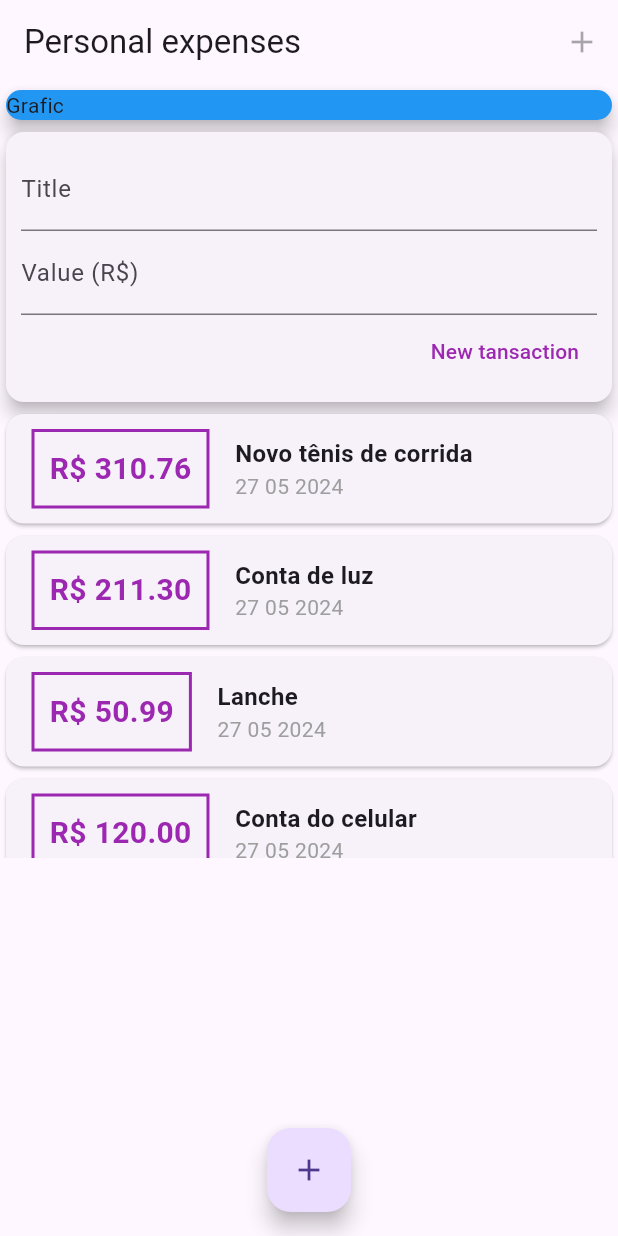
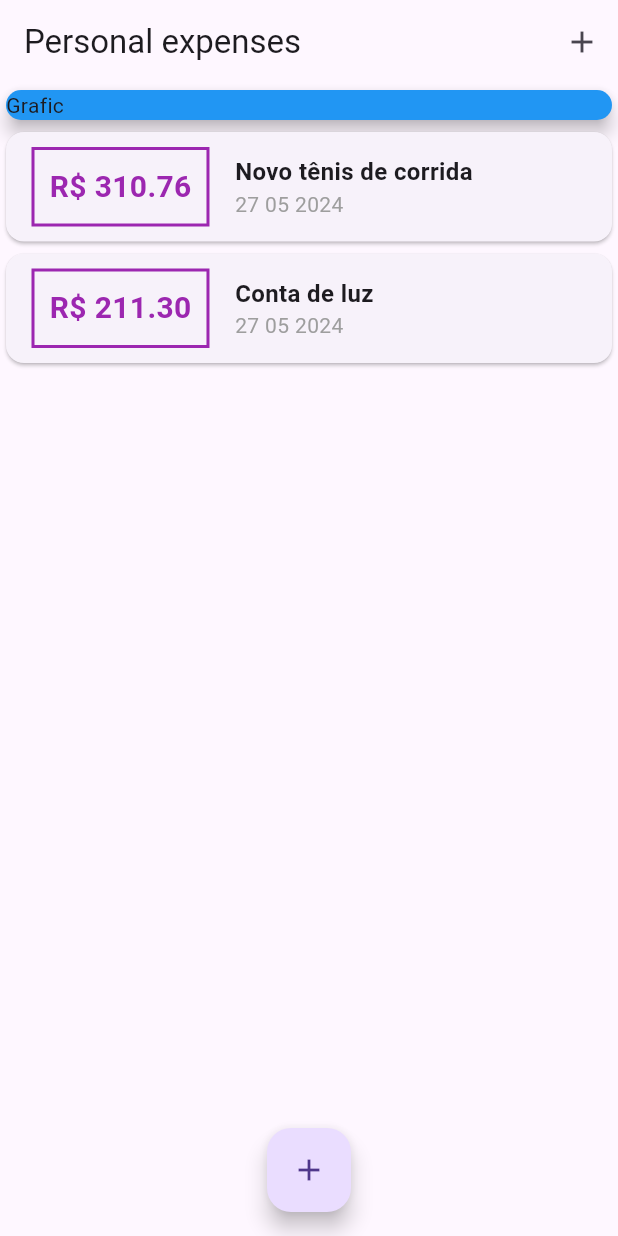
Before and after one commit to predrohr/Expenses-App, a Flutter app: the screen it shows after launch, on a phone screen of 412 x 824 dp. Run offline on Flutter 3.47's test engine with Material 3 defaults, Android fonts, the phone set to English and light mode, and no system bars.

```diff
--- a/lib/components/transaction_user.dart
+++ /dev/null
@@ -1,54 +0,0 @@
-import 'dart:math';
-
-import 'package:flutter/material.dart';
-import '../models/transaction.dart';
-import 'transaction_form.dart';
-import 'transaction_list.dart';
-
-class TransactionUser extends StatefulWidget {
-  const TransactionUser({super.key});
-
-  @override
-  State<TransactionUser> createState() => _TransactionUserState();
-}
-
-class _TransactionUserState extends State<TransactionUser> {
-  final _transactions = [
-    Transaction(
-        id: 't1',
-        title: 'Novo tênis de corrida',
-        value: 310.76,
-        date: DateTime.now()),
-    Transaction(
-        id: 't2', title: 'Conta de luz', value: 211.30, date: DateTime.now()),
-    Transaction(id: 't3', title: 'Lanche', value: 50.99, date: DateTime.now()),
-    Transaction(
-        id: 't4', title: 'Conta do celular', value: 120, date: DateTime.now()),
-    Transaction(
-        id: 't5', title: 'Acidente', value: 549.99, date: DateTime.now()),
-    Transaction(
-        id: 't6', title: 'Compra do mÊs', value: 912.78, date: DateTime.now()),
-  ];
-
-  _addTransaction(String title, double value) {
-    final newTransaction = Transaction(
-        id: Random().nextDouble().toString(),
-        title: title,
-        value: value,
-        date: DateTime.now());
-
-    setState(() {
-      _transactions.add(newTransaction);
-    });
-  }
-
-  @override
-  Widget build(BuildContext context) {
-    return Column(
-      children: [
-        TransactionForm(_addTransaction),
-        TransactionList(_transactions),
-      ],
-    );
-  }
-}
--- a/lib/main.dart
+++ b/lib/main.dart
@@ -1,35 +1,76 @@
-import 'package:expenses/components/transaction_user.dart';
+import 'package:expenses/components/transaction_form.dart';
 import 'package:flutter/material.dart';
+import 'dart:math';
+import 'models/transaction.dart';
+import 'components/transaction_form.dart';
+import 'components/transaction_list.dart';
 
 void main() => runApp(const ExpensesApp());
 
 class ExpensesApp extends StatelessWidget {
   const ExpensesApp({super.key});
-
   @override
   Widget build(BuildContext context) {
     return const MaterialApp(
-      home: MyHomePage(),
+      home: MyHomeApp(),
     );
   }
 }
 
-class MyHomePage extends StatelessWidget {
-  const MyHomePage({super.key});
+class MyHomeApp extends StatefulWidget {
+  const MyHomeApp({super.key});
+
+  @override
+  State<MyHomeApp> createState() => _MyHomeAppState();
+}
+
+class _MyHomeAppState extends State<MyHomeApp> {
+  final _transactions = [
+    Transaction(
+        id: 't1',
+        title: 'Novo tênis de corrida',
+        value: 310.76,
+        date: DateTime.now()),
+    Transaction(
+        id: 't2', title: 'Conta de luz', value: 211.30, date: DateTime.now()),
+  ];
+
+  _addTransaction(String title, double value) {
+    final newTransaction = Transaction(
+        id: Random().nextDouble().toString(),
+        title: title,
+        value: value,
+        date: DateTime.now());
+
+    setState(() {
+      _transactions.add(newTransaction);
+    });
+  }
+
+  _openTransactionFormModal(BuildContext context) {
+    showModalBottomSheet(
+        context: context,
+        builder: (_) {
+          return TransactionForm(_addTransaction);
+        });
+  }
 
   @override
   Widget build(BuildContext context) {
     return Scaffold(
       appBar: AppBar(
         title: const Text('Personal expenses'),
-        actions: const [
-          IconButton(onPressed: null, icon: Icon(Icons.add)),
+        actions: [
+          IconButton(
+            icon: const Icon(Icons.add),
+            onPressed: () => _openTransactionFormModal(context),
+          ),
         ],
       ),
-      body: const SingleChildScrollView(
+      body: SingleChildScrollView(
         child: Column(
           children: <Widget>[
-            SizedBox(
+            const SizedBox(
               width: double.infinity,
               child: Card(
                 color: Colors.blue,
@@ -37,13 +78,13 @@ class MyHomePage extends StatelessWidget {
                 child: Text('Grafic'),
               ),
             ),
-            TransactionUser(),
+            TransactionList(_transactions),
           ],
         ),
       ),
-      floatingActionButton: const FloatingActionButton(
-        onPressed: null,
-        child: Icon(Icons.add),
+      floatingActionButton: FloatingActionButton(
+        onPressed: () => _openTransactionFormModal(context),
+        child: const Icon(Icons.add),
       ),
       floatingActionButtonLocation: FloatingActionButtonLocation.centerFloat,
     );
```
Also changed, not shown: pubspec.lock.
